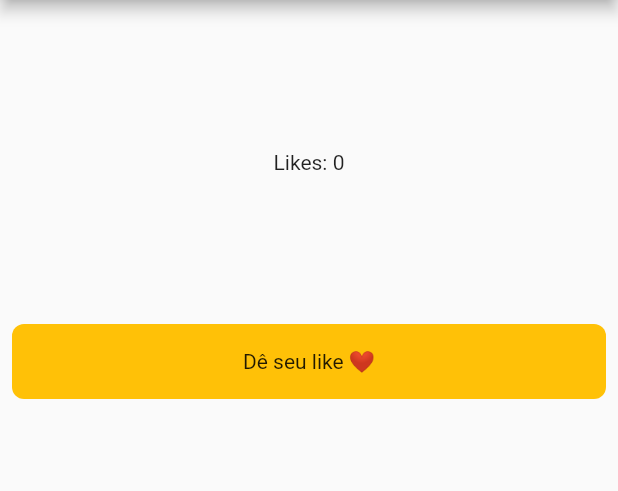
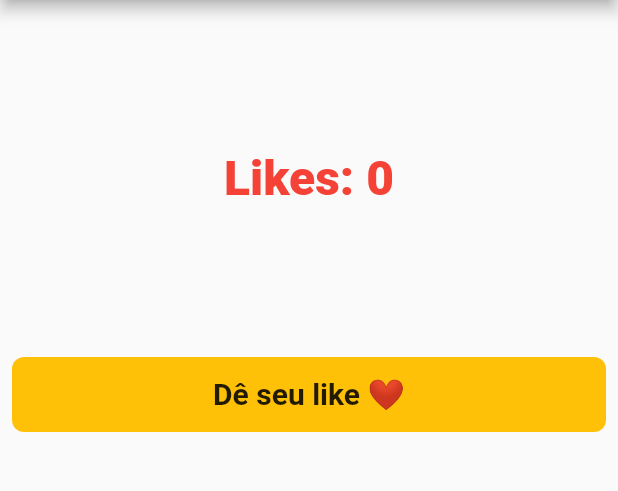
Before and after one commit to LaurenceZanotti/flutter_likelike_app, a Flutter app: the screen it shows after launch, on a phone screen of 412 x 824 dp, the part 84-575 px from its top. Run offline on Flutter 3.47's test engine with Material 2 defaults, Android fonts, the phone set to English and light mode, and no system bars.

Commit message:
feat: give your like button and state render

```diff
--- a/lib/main.dart
+++ b/lib/main.dart
@@ -16,7 +16,8 @@ class MyApp extends StatelessWidget {
         primarySwatch: Colors.blue,
       ),
       home: Scaffold(
-          appBar: AppBar(title: const Text("LikeLike")), body: LikeContainer()),
+          appBar: AppBar(title: const Text("LikeLike")),
+          body: const LikeContainer()),
     );
   }
 }
@@ -29,26 +30,40 @@ class LikeContainer extends StatefulWidget {
 }
 
 class _LikeContainerState extends State<LikeContainer> {
+  int _like_counter = 0;
+
+  void _handleLikeOnTap() {
+    setState(() {
+      _like_counter++;
+    });
+  }
+
   @override
   Widget build(BuildContext context) {
     return SingleChildScrollView(
       child: Column(
         children: [
           const SizedBox(height: 100),
-          const Center(child: Text("Likes: 0")),
+          Center(
+              child: Text(
+            "Likes: $_like_counter",
+            style: TextStyle(
+                fontSize: 32, fontWeight: FontWeight.w900, color: Colors.red),
+          )),
           const SizedBox(height: 100),
           GestureDetector(
-            onTap: () {
-              print("kkjjj clicado");
-            },
+            onTap: () => _handleLikeOnTap(),
             child: Container(
               height: 50,
               padding: const EdgeInsets.all(8.0),
               margin: const EdgeInsets.symmetric(horizontal: 8),
               decoration: BoxDecoration(
                   borderRadius: BorderRadius.circular(8), color: Colors.amber),
-              child: Center(
-                child: Text("Dê seu like ❤"),
+              child: const Center(
+                child: Text(
+                  "Dê seu like ❤",
+                  style: TextStyle(fontSize: 20, fontWeight: FontWeight.bold),
+                ),
               ),
             ),
           ),
```
